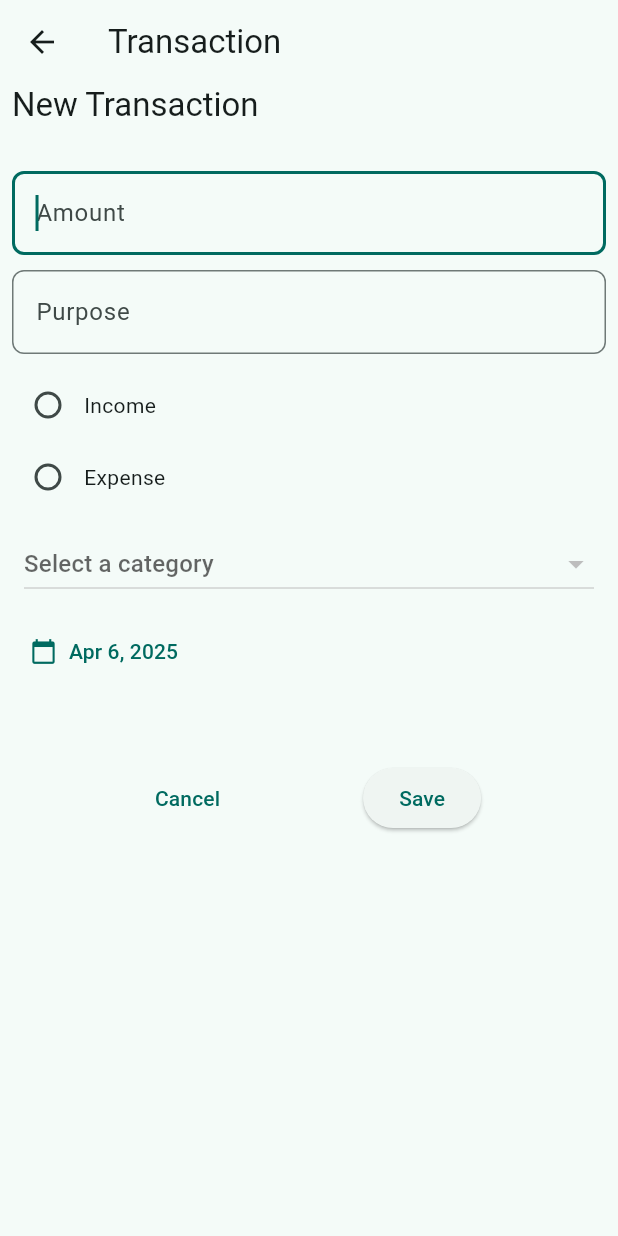
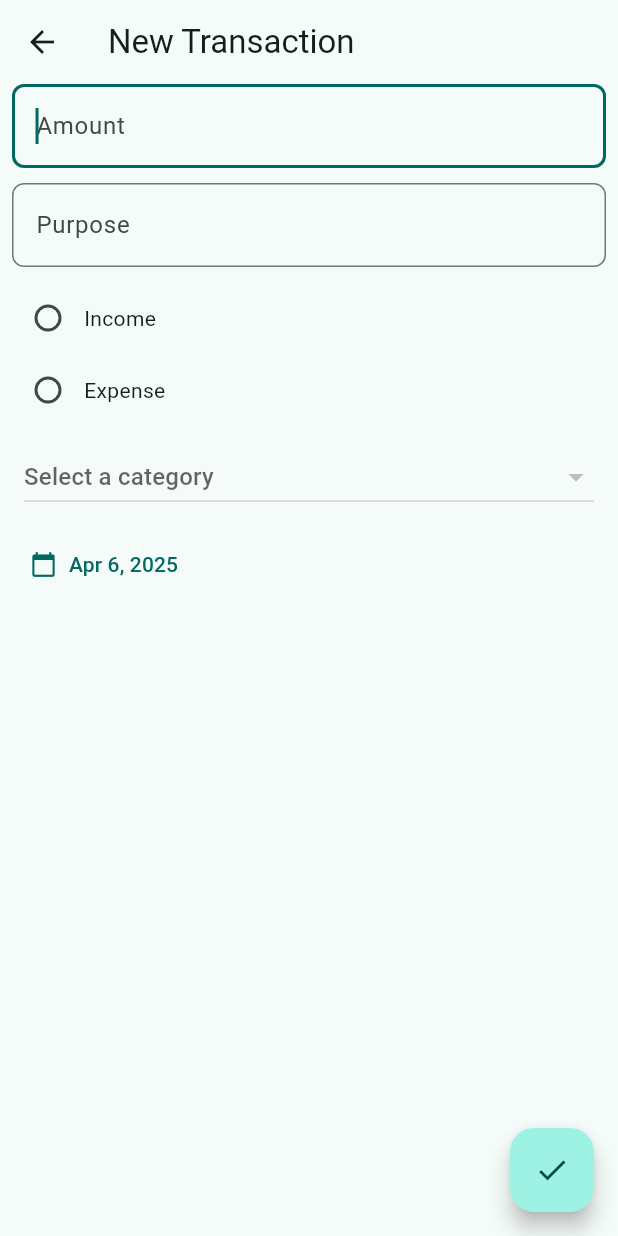
Before and after one commit to majidppb/flutter-money-manager, a Flutter app: the NavBarPage screen opened directly, after a tap on the "add" icon, on a phone screen of 412 x 824 dp. Run offline on Flutter 3.47's test engine with Material 3 defaults, Android fonts, the phone set to English and light mode, and no system bars; our stand-ins replace cloud_firestore, firebase_auth, firebase_core, fl_chart, flutter_bloc, flutter_colorpicker and 7 more; missing offline and left inert: dart_either; accounts and stored records are empty; generated files the repository leaves out were written again.

Commit message:
Minor UI change

```diff
--- a/lib/application/pages/transactions/new_or_update_transaction/cubit/new_or_update_transaction_cubit.dart
+++ b/lib/application/pages/transactions/new_or_update_transaction/cubit/new_or_update_transaction_cubit.dart
@@ -95,7 +95,6 @@ class NewOrUpdateTransactionCubit extends Cubit<NewOrUpdateTransactionState> {
     if (purpose != null &&
         purpose.isNotEmpty &&
         amount != null &&
-        (state as Loaded).date != null &&
         (state as Loaded).type != null &&
         (state as Loaded).category != null) {
       emit(
@@ -106,7 +105,7 @@ class NewOrUpdateTransactionCubit extends Cubit<NewOrUpdateTransactionState> {
         id: id,
         purpose: purpose,
         amount: amount,
-        date: (state as Loaded).date!,
+        date: (state as Loaded).date,
         category: (state as Loaded).category!,
       ));
 
--- a/lib/application/pages/transactions/new_or_update_transaction/cubit/new_or_update_transaction_state.dart
+++ b/lib/application/pages/transactions/new_or_update_transaction/cubit/new_or_update_transaction_state.dart
@@ -10,7 +10,7 @@ class NewOrUpdateTransactionState with _$NewOrUpdateTransactionState {
     @Default(NewOrUpdateStatus.editing) final NewOrUpdateStatus status,
     final String? purpose,
     final double? amount,
-    final DateTime? date,
+    required final DateTime date,
     final CategoryType? type,
     final Category? category,
     @Default([]) final List<Category> categories,
--- a/lib/application/pages/transactions/new_or_update_transaction/new_or_update_transaction.dart.dart
+++ b/lib/application/pages/transactions/new_or_update_transaction/new_or_update_transaction.dart.dart
@@ -51,7 +51,14 @@ class _NewOrUpdateTransactionPageState
   Widget build(BuildContext context) {
     return Scaffold(
       resizeToAvoidBottomInset: false,
-      appBar: AppBar(title: const Text('Transaction')),
+      appBar: AppBar(
+        title: Text(
+          context.read<NewOrUpdateTransactionCubit>().id == null
+              ? 'New Transaction'
+              : 'Update Transaction',
+          style: Theme.of(context).textTheme.titleLarge,
+        ),
+      ),
       body: SafeArea(
         top: false,
         minimum: kScaffoldHPadding,
@@ -78,16 +85,6 @@ class _NewOrUpdateTransactionPageState
             return Column(
               crossAxisAlignment: CrossAxisAlignment.start,
               children: [
-                // Title
-                Text(
-                  context.read<NewOrUpdateTransactionCubit>().id == null
-                      ? 'New Transaction'
-                      : 'Update Transaction',
-                  style: Theme.of(context).textTheme.titleLarge,
-                ),
-
-                kHeight30,
-
                 // Amount
                 TextFormField(
                   controller: _amountController,
@@ -198,39 +195,26 @@ class _NewOrUpdateTransactionPageState
                   }),
                   icon: const Icon(Icons.calendar_today),
                   label: BlocSelector<NewOrUpdateTransactionCubit,
-                      NewOrUpdateTransactionState, DateTime?>(
+                      NewOrUpdateTransactionState, DateTime>(
                     selector: (state) => (state as Loaded).date,
-                    builder: (context, date) => Text(
-                      date == null
-                          ? 'Select Date'
-                          : DateFormat.yMMMd().format(date),
-                    ),
+                    builder: (context, date) =>
+                        Text(DateFormat.yMMMd().format(date)),
                   ),
                 ),
                 kHeight50,
-
-                // Submit
-                BlocListener<NewOrUpdateTransactionCubit,
-                    NewOrUpdateTransactionState>(
-                  listener: (context, state) =>
-                      (state as Loaded).status.snackBarNotify(context),
-                  child: Row(
-                    mainAxisAlignment: MainAxisAlignment.spaceEvenly,
-                    children: [
-                      TextButton(
-                        onPressed: Navigator.of(context).pop,
-                        child: const Text('Cancel'),
-                      ),
-                      ElevatedButton(
-                        onPressed: _saveTransaction,
-                        child: const Text('Save'),
-                      ),
-                    ],
-                  ),
-                )
               ],
             );
           },
+        ),
+      ),
+      // Submit
+      floatingActionButton: BlocListener<NewOrUpdateTransactionCubit,
+          NewOrUpdateTransactionState>(
+        listener: (context, state) =>
+            (state as Loaded).status.snackBarNotify(context),
+        child: FloatingActionButton(
+          onPressed: _saveTransaction,
+          child: Icon(Icons.done),
         ),
       ),
     );
```
Also changed, not shown: lib/application/pages/transactions/new_or_update_transaction/cubit/new_or_update_transaction_cubit.freezed.dart.
